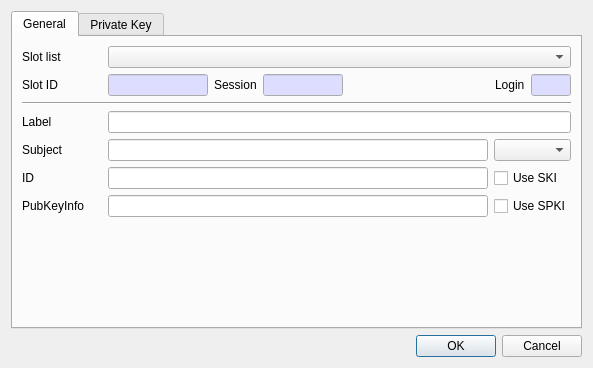
First picture: the form in CryptokiMan/create_ec_pri_key_dlg.ui, repository jykim74/CryptokiMan, before the edit.
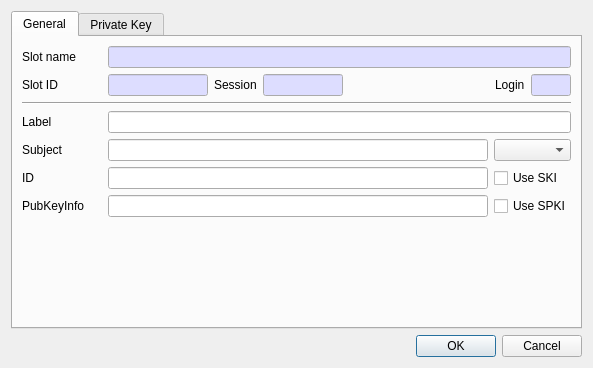
Second picture: the form after the edit.

Commit message: Slot List 를 모두 Slot Name 변경

Diff of the .ui file:
```diff
--- a/CryptokiMan/create_ec_pri_key_dlg.ui
+++ b/CryptokiMan/create_ec_pri_key_dlg.ui
@@ -6,7 +6,7 @@
    <rect>
     <x>0</x>
     <y>0</y>
-    <width>564</width>
+    <width>566</width>
     <height>368</height>
    </rect>
   </property>
@@ -29,16 +29,6 @@
          <property name="topMargin">
           <number>0</number>
          </property>
-         <item row="0" column="1">
-          <widget class="QComboBox" name="mSlotsCombo">
-           <property name="sizePolicy">
-            <sizepolicy hsizetype="Preferred" vsizetype="Fixed">
-             <horstretch>1</horstretch>
-             <verstretch>0</verstretch>
-            </sizepolicy>
-           </property>
-          </widget>
-         </item>
          <item row="0" column="0">
           <widget class="QLabel" name="label">
            <property name="minimumSize">
@@ -48,7 +38,41 @@
             </size>
            </property>
            <property name="text">
-            <string>Slot list</string>
+            <string>Slot name</string>
+           </property>
+          </widget>
+         </item>
+         <item row="0" column="1">
+          <widget class="QLineEdit" name="mSlotNameText">
+           <property name="palette">
+            <palette>
+             <active>
+              <colorrole role="Base">
+               <brush brushstyle="SolidPattern">
+                <color alpha="255">
+                 <red>221</red>
+                 <green>221</green>
+                 <blue>255</blue>
+                </color>
+               </brush>
+              </colorrole>
+             </active>
+             <inactive>
+              <colorrole role="Base">
+               <brush brushstyle="SolidPattern">
+                <color alpha="255">
+                 <red>221</red>
+                 <green>221</green>
+                 <blue>255</blue>
+                </color>
+               </brush>
+              </colorrole>
+             </inactive>
+             <disabled/>
+            </palette>
+           </property>
+           <property name="readOnly">
+            <bool>true</bool>
            </property>
           </widget>
          </item>
```
Left out of the diff: 1 changed line with no effect on the pictures. The commit also changes 116 other files.
